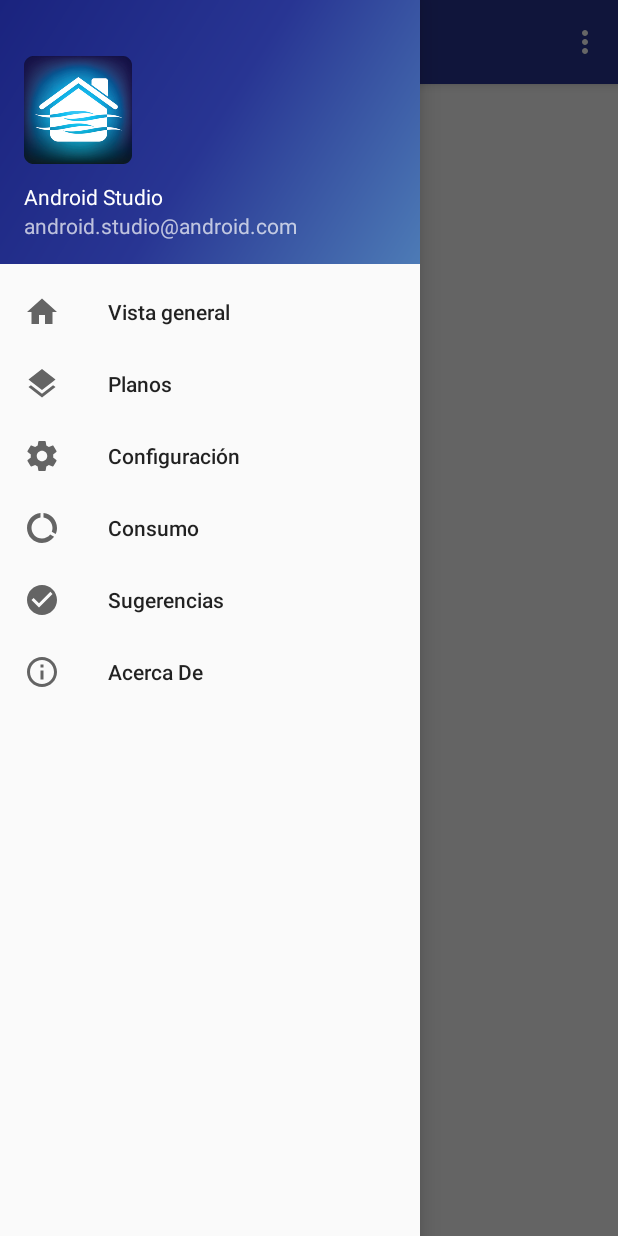
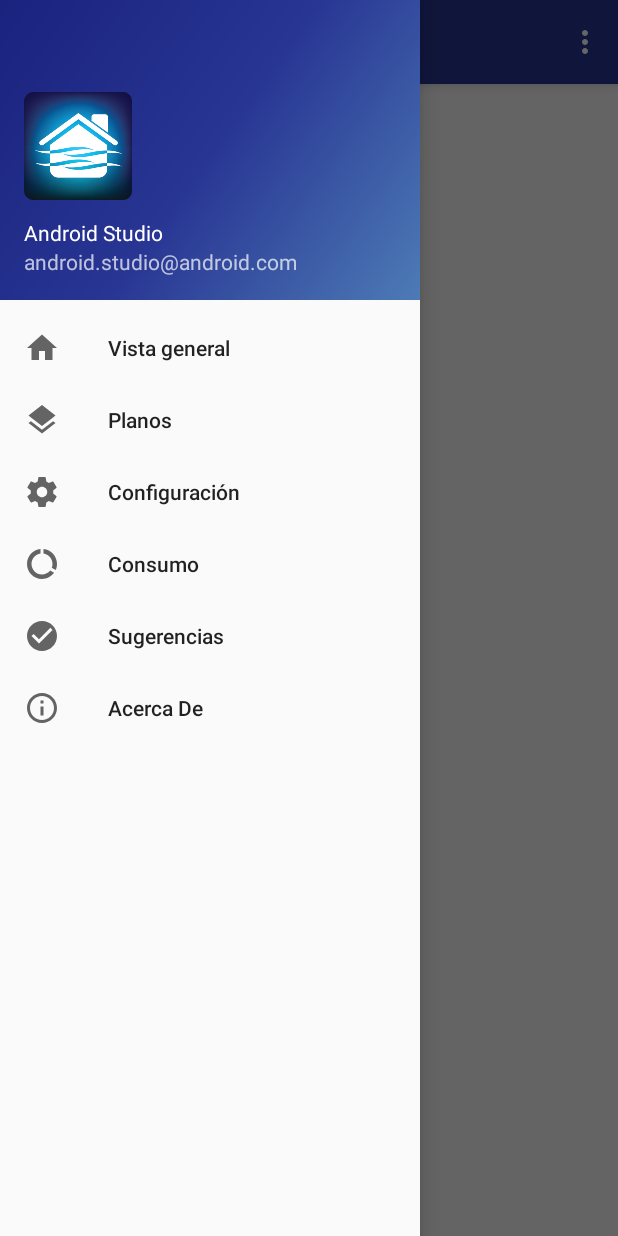
Before and after one commit to aledelme/SmartAir, an Android app: the screen it shows after launch (MainActivity), with the side drawer open, on a phone screen of 412 x 824 dp. Run offline under Robolectric (Android 15) with nearby library versions, the phone set to English and light mode, and no system bars.

Commit message:
Update drawables and common dimens

```diff
--- a/app/src/main/res/values/dimens.xml
+++ b/app/src/main/res/values/dimens.xml
@@ -3,7 +3,7 @@
     <dimen name="activity_horizontal_margin">16dp</dimen>
     <dimen name="activity_vertical_margin">16dp</dimen>
     <dimen name="nav_header_vertical_spacing">12dp</dimen>
-    <dimen name="nav_header_height">176dp</dimen>
+    <dimen name="nav_header_height">200dp</dimen>
     <dimen name="fab_margin">16dp</dimen>
     <dimen name="ic_size">36sp</dimen>
     <dimen name="tv_data">20sp</dimen>
```
Also changed, not shown: app/src/main/ic_air-web.png, app/src/main/ic_launcher-web.png.
